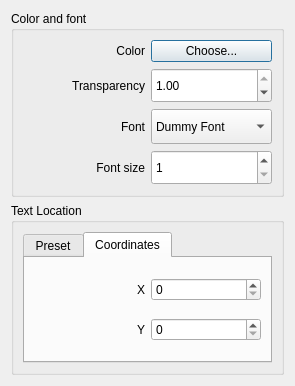
First picture: the form in src/Interface/Modules/Visualization/ShowString.ui, repository SCIInstitute/SCIRun, before the edit.
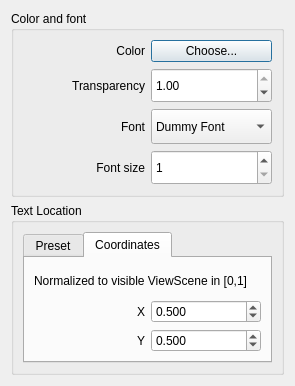
Second picture: the form after the edit. The open tabs and pages were chosen to show the change.

Patch:
```diff
--- a/src/Interface/Modules/Visualization/ShowString.ui
+++ b/src/Interface/Modules/Visualization/ShowString.ui
@@ -221,9 +221,6 @@
             </property>
            </widget>
           </item>
-          <item row="2" column="1">
-           <widget class="QSpinBox" name="yPositionSpinBox_"/>
-          </item>
           <item row="1" column="0">
            <widget class="QLabel" name="label_2">
             <property name="text">
@@ -235,7 +232,43 @@
            </widget>
           </item>
           <item row="1" column="1">
-           <widget class="QSpinBox" name="xPositionSpinBox_"/>
+           <widget class="QDoubleSpinBox" name="xPositionDoubleSpinBox_">
+            <property name="decimals">
+             <number>3</number>
+            </property>
+            <property name="maximum">
+             <double>1.000000000000000</double>
+            </property>
+            <property name="singleStep">
+             <double>0.010000000000000</double>
+            </property>
+            <property name="value">
+             <double>0.500000000000000</double>
+            </property>
+           </widget>
+          </item>
+          <item row="0" column="0" colspan="2">
+           <widget class="QLabel" name="label_7">
+            <property name="text">
+             <string>Normalized to visible ViewScene in [0,1]</string>
+            </property>
+           </widget>
+          </item>
+          <item row="2" column="1">
+           <widget class="QDoubleSpinBox" name="yPositionDoubleSpinBox_">
+            <property name="decimals">
+             <number>3</number>
+            </property>
+            <property name="maximum">
+             <double>1.000000000000000</double>
+            </property>
+            <property name="singleStep">
+             <double>0.010000000000000</double>
+            </property>
+            <property name="value">
+             <double>0.500000000000000</double>
+            </property>
+           </widget>
           </item>
          </layout>
         </widget>
```
